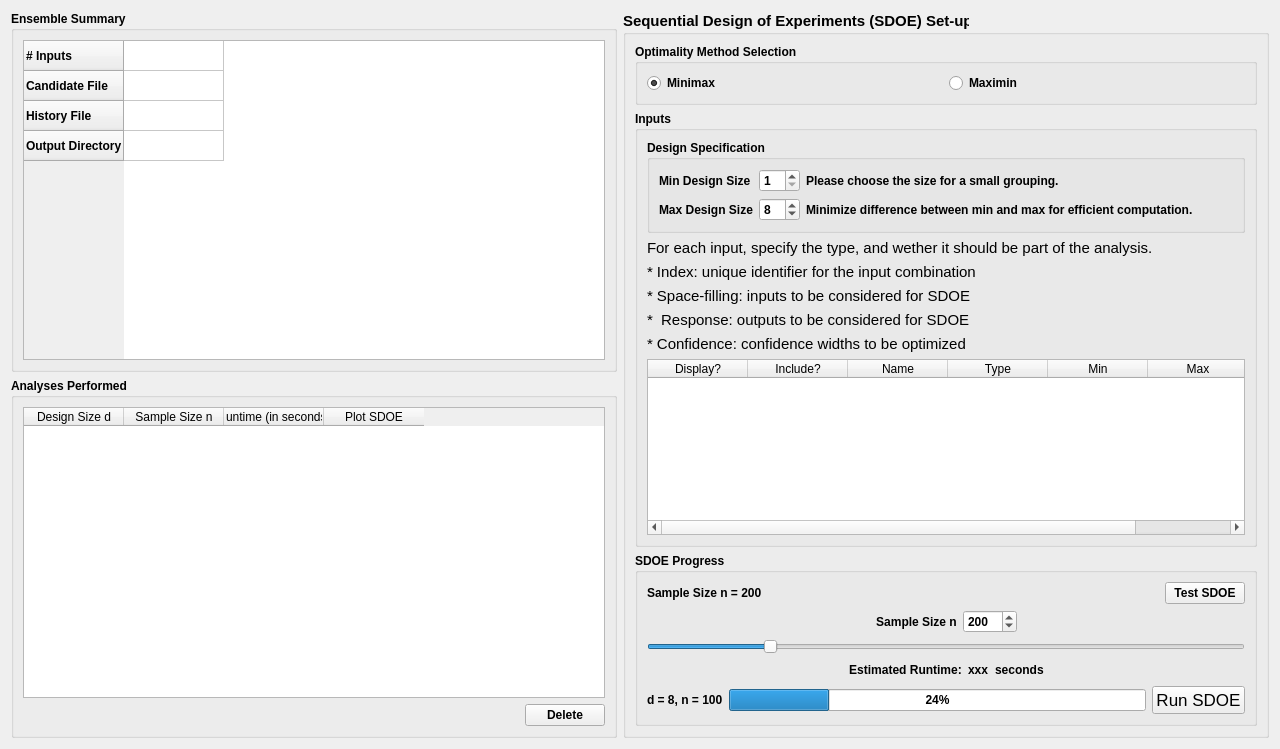
The window that foqus_lib/gui/sdoe/sdoeAnalysisDialog_UI.ui (CCSI-Toolset/FOQUS) describes before a commit, drawn with Qt 5.
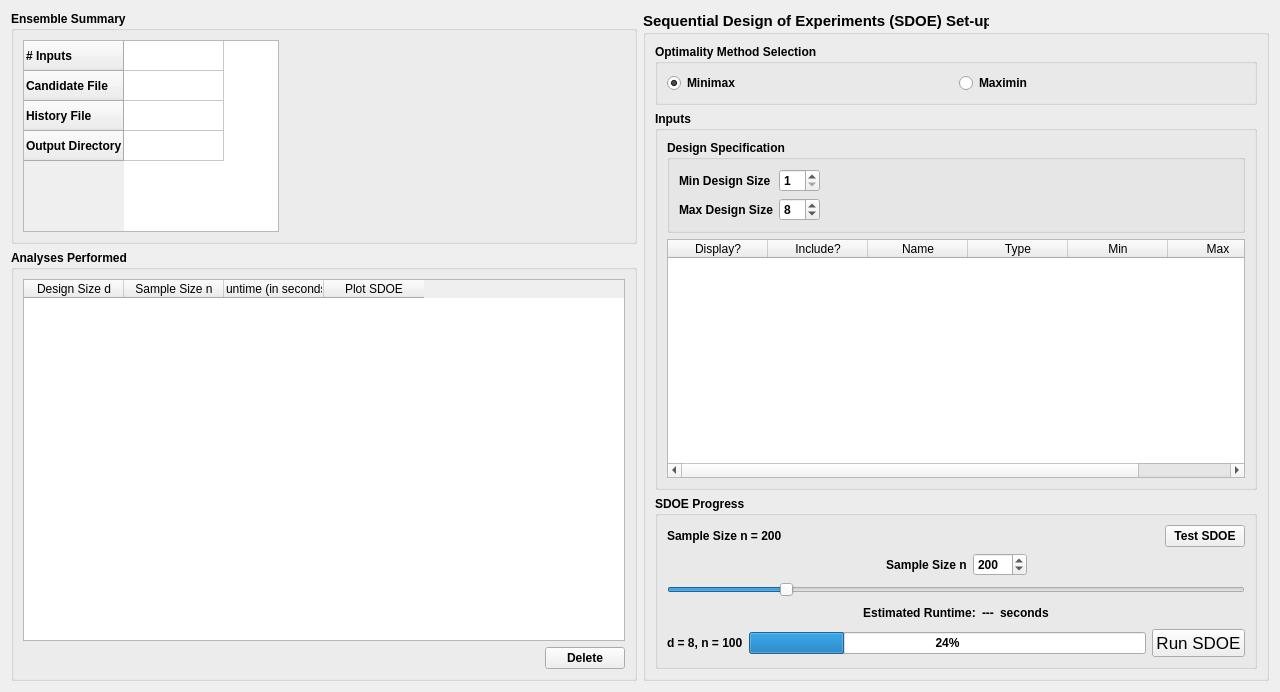
The same window after the commit.

```diff
--- a/foqus_lib/gui/sdoe/sdoeAnalysisDialog_UI.ui
+++ b/foqus_lib/gui/sdoe/sdoeAnalysisDialog_UI.ui
@@ -7,7 +7,7 @@
     <x>0</x>
     <y>0</y>
     <width>1280</width>
-    <height>749</height>
+    <height>692</height>
    </rect>
   </property>
   <property name="font">
@@ -37,7 +37,7 @@
       <string>Ensemble Summary</string>
      </property>
      <layout class="QGridLayout" name="gridLayout_7">
-      <item row="0" column="0">
+      <item row="0" column="0" alignment="Qt::AlignLeft|Qt::AlignTop">
        <widget class="QTableWidget" name="infoTable">
         <property name="maximumSize">
          <size>
@@ -184,13 +184,6 @@
               </property>
              </widget>
             </item>
-            <item row="0" column="3">
-             <widget class="QLabel" name="minSizeTip_static">
-              <property name="text">
-               <string>Please choose the size for a small grouping.</string>
-              </property>
-             </widget>
-            </item>
             <item row="0" column="0">
              <widget class="QLabel" name="minDesignSize_static">
               <property name="text">
@@ -199,13 +192,6 @@
              </widget>
             </item>
             <item row="1" column="3">
-             <widget class="QLabel" name="maxSizeTip_static">
-              <property name="text">
-               <string>Minimize difference between min and max for efficient computation.</string>
-              </property>
-             </widget>
-            </item>
-            <item row="1" column="4">
              <spacer name="horizontalSpacer_3">
               <property name="orientation">
                <enum>Qt::Horizontal</enum>
@@ -218,7 +204,7 @@
               </property>
              </spacer>
             </item>
-            <item row="0" column="4">
+            <item row="0" column="3">
              <spacer name="horizontalSpacer_2">
               <property name="orientation">
                <enum>Qt::Horizontal</enum>
@@ -251,79 +237,6 @@
            </layout>
           </widget>
          </item>
-         <item>
-          <widget class="QLabel" name="inputInstruction_static">
-           <property name="font">
-            <font>
-             <pointsize>11</pointsize>
-             <weight>50</weight>
-             <bold>false</bold>
-            </font>
-           </property>
-           <property name="text">
-            <string>For each input, specify the type, and wether it should be part of the analysis.</string>
-           </property>
-           <property name="wordWrap">
-            <bool>true</bool>
-           </property>
-          </widget>
-         </item>
-         <item>
-          <widget class="QLabel" name="index_static">
-           <property name="font">
-            <font>
-             <pointsize>11</pointsize>
-             <weight>50</weight>
-             <bold>false</bold>
-            </font>
-           </property>
-           <property name="text">
-            <string>* Index: unique identifier for the input combination</string>
-           </property>
-          </widget>
-         </item>
-         <item>
-          <widget class="QLabel" name="spaceFilling_static">
-           <property name="font">
-            <font>
-             <pointsize>11</pointsize>
-             <weight>50</weight>
-             <bold>false</bold>
-            </font>
-           </property>
-           <property name="text">
-            <string>* Space-filling: inputs to be considered for SDOE</string>
-           </property>
-          </widget>
-         </item>
-         <item>
-          <widget class="QLabel" name="response_static">
-           <property name="font">
-            <font>
-             <pointsize>11</pointsize>
-             <weight>50</weight>
-             <bold>false</bold>
-            </font>
-           </property>
-           <property name="text">
-            <string>*  Response: outputs to be considered for SDOE</string>
-           </property>
-          </widget>
-         </item>
-         <item>
-          <widget class="QLabel" name="confidence_static">
-           <property name="font">
-            <font>
-             <pointsize>11</pointsize>
-             <weight>50</weight>
-             <bold>false</bold>
-            </font>
-           </property>
-           <property name="text">
-            <string>* Confidence: confidence widths to be optimized</string>
-           </property>
-          </widget>
-         </item>
          <item>
           <widget class="QTableWidget" name="inputSdoeTable">
            <property name="minimumSize">
@@ -523,7 +436,7 @@
            <item>
             <widget class="QLabel" name="time_dynamic">
              <property name="text">
-              <string>xxx</string>
+              <string>---</string>
              </property>
             </widget>
            </item>
```
Left out of the diff: 17 changed lines with no effect on the pictures.
